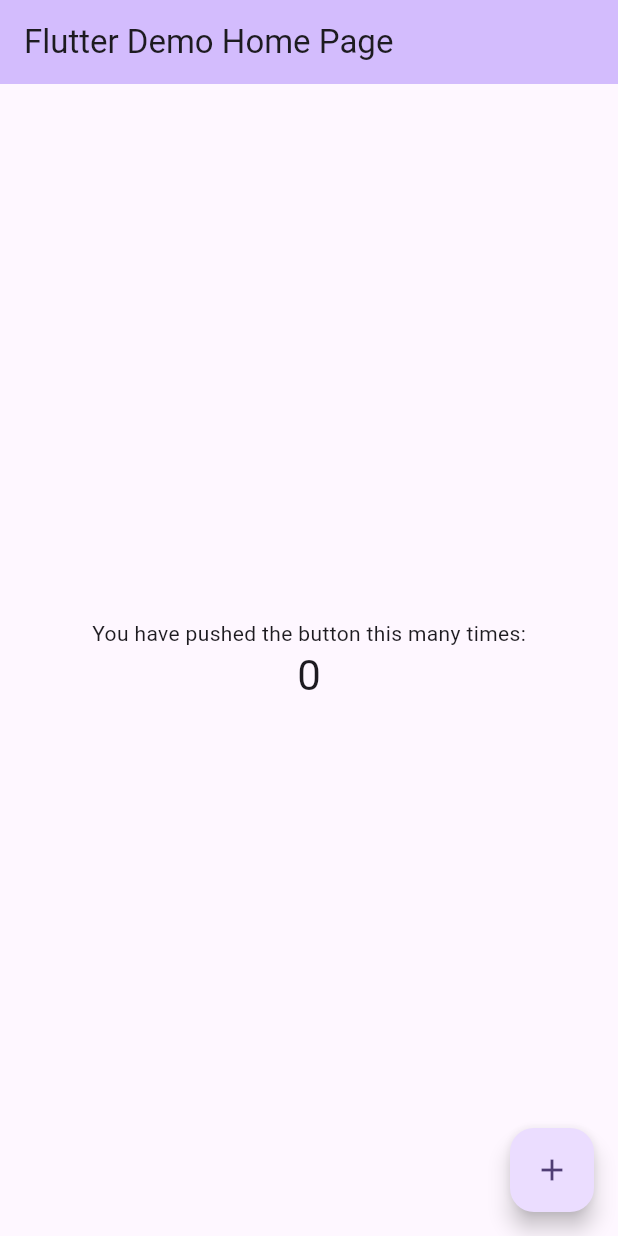
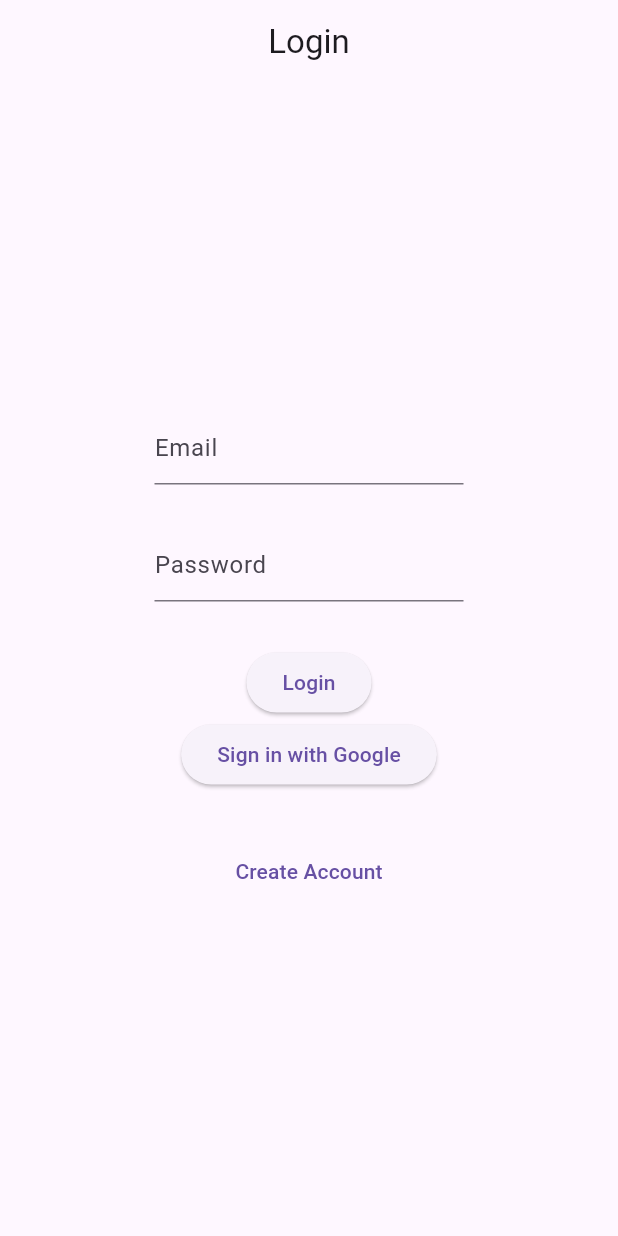
Before and after one commit to Tofu311/tofu_bot, a Flutter app: the screen it shows after launch, on a phone screen of 412 x 824 dp. Run offline on Flutter 3.47's test engine with Material 3 defaults, Android fonts, the phone set to English and light mode, and no system bars; our stand-ins replace cloud_firestore, firebase_auth, firebase_core, google_sign_in; accounts and stored records are empty.

Commit message:
Login/Registration screens added

```diff
--- a/lib/main.dart
+++ b/lib/main.dart
@@ -1,122 +1,23 @@
 import 'package:flutter/material.dart';
+import 'package:firebase_core/firebase_core.dart';
+import 'firebase_options.dart';
+import 'screens/login_screen.dart';
 
-void main() {
-  runApp(const MyApp());
+void main() async {
+  WidgetsFlutterBinding.ensureInitialized();
+  await Firebase.initializeApp(
+    options: DefaultFirebaseOptions.currentPlatform,
+  );
+  runApp(MyApp());
 }
 
 class MyApp extends StatelessWidget {
-  const MyApp({super.key});
-
-  // This widget is the root of your application.
   @override
   Widget build(BuildContext context) {
     return MaterialApp(
-      title: 'Flutter Demo',
-      theme: ThemeData(
-        // This is the theme of your application.
-        //
-        // TRY THIS: Try running your application with "flutter run". You'll see
-        // the application has a purple toolbar. Then, without quitting the app,
-        // try changing the seedColor in the colorScheme below to Colors.green
-        // and then invoke "hot reload" (save your changes or press the "hot
-        // reload" button in a Flutter-supported IDE, or press "r" if you used
-        // the command line to start the app).
-        //
-        // Notice that the counter didn't reset back to zero; the application
-        // state is not lost during the reload. To reset the state, use hot
-        // restart instead.
-        //
-        // This works for code too, not just values: Most code changes can be
-        // tested with just a hot reload.
-        colorScheme: ColorScheme.fromSeed(seedColor: Colors.deepPurple),
-      ),
-      home: const MyHomePage(title: 'Flutter Demo Home Page'),
+      debugShowCheckedModeBanner: false,
+      title: 'Flutter Firebase Auth',
+      home: LoginScreen(),
     );
   }
 }
-
-class MyHomePage extends StatefulWidget {
-  const MyHomePage({super.key, required this.title});
-
-  // This widget is the home page of your application. It is stateful, meaning
-  // that it has a State object (defined below) that contains fields that affect
-  // how it looks.
-
-  // This class is the configuration for the state. It holds the values (in this
-  // case the title) provided by the parent (in this case the App widget) and
-  // used by the build method of the State. Fields in a Widget subclass are
-  // always marked "final".
-
-  final String title;
-
-  @override
-  State<MyHomePage> createState() => _MyHomePageState();
-}
-
-class _MyHomePageState extends State<MyHomePage> {
-  int _counter = 0;
-
-  void _incrementCounter() {
-    setState(() {
-      // This call to setState tells the Flutter framework that something has
-      // changed in this State, which causes it to rerun the build method below
-      // so that the display can reflect the updated values. If we changed
-      // _counter without calling setState(), then the build method would not be
-      // called again, and so nothing would appear to happen.
-      _counter++;
-    });
-  }
-
-  @override
-  Widget build(BuildContext context) {
-    // This method is rerun every time setState is called, for instance as done
-    // by the _incrementCounter method above.
-    //
-    // The Flutter framework has been optimized to make rerunning build methods
-    // fast, so that you can just rebuild anything that needs updating rather
-    // than having to individually change instances of widgets.
-    return Scaffold(
-      appBar: AppBar(
-        // TRY THIS: Try changing the color here to a specific color (to
-        // Colors.amber, perhaps?) and trigger a hot reload to see the AppBar
-        // change color while the other colors stay the same.
-        backgroundColor: Theme.of(context).colorScheme.inversePrimary,
-        // Here we take the value from the MyHomePage object that was created by
-        // the App.build method, and use it to set our appbar title.
-        title: Text(widget.title),
-      ),
-      body: Center(
-        // Center is a layout widget. It takes a single child and positions it
-        // in the middle of the parent.
-        child: Column(
-          // Column is also a layout widget. It takes a list of children and
-          // arranges them vertically. By default, it sizes itself to fit its
-          // children horizontally, and tries to be as tall as its parent.
-          //
-          // Column has various properties to control how it sizes itself and
-          // how it positions its children. Here we use mainAxisAlignment to
-          // center the children vertically; the main axis here is the vertical
-          // axis because Columns are vertical (the cross axis would be
-          // horizontal).
-          //
-          // TRY THIS: Invoke "debug painting" (choose the "Toggle Debug Paint"
-          // action in the IDE, or press "p" in the console), to see the
-          // wireframe for each widget.
-          mainAxisAlignment: MainAxisAlignment.center,
-          children: <Widget>[
-            const Text('You have pushed the button this many times:'),
-            Text(
-              '$_counter',
-              style: Theme.of(context).textTheme.headlineMedium,
-            ),
-          ],
-        ),
-      ),
-      floatingActionButton: FloatingActionButton(
-        onPressed: _incrementCounter,
-        tooltip: 'Increment',
-        child: const Icon(Icons.add),
-      ), // This trailing comma makes auto-formatting nicer for build methods.
-    );
-  }
-}
--- /dev/null
+++ b/lib/screens/login_screen.dart
@@ -0,0 +1,106 @@
+import 'package:firebase_auth/firebase_auth.dart';
+
+import '../services/auth_service.dart';
+import './create_account.dart';
+import 'package:flutter/material.dart';
+
+class LoginScreen extends StatefulWidget {
+  const LoginScreen({Key? key}) : super(key: key);
+
+  @override
+  _LoginScreenState createState() => _LoginScreenState();
+}
+
+class _LoginScreenState extends State<LoginScreen> {
+  final TextEditingController _emailController = TextEditingController();
+  final TextEditingController _passwordController = TextEditingController();
+  @override
+  Widget build(BuildContext context) {
+    return Scaffold(
+      appBar: AppBar(
+        title: const Text('Login'),
+        centerTitle: true,
+      ),
+      body: Center(
+        child: Column(
+          mainAxisAlignment: MainAxisAlignment.center,
+          children: [
+            SizedBox(
+              width: MediaQuery.of(context).size.width / 2,
+              child: TextField(
+                controller: _emailController,
+                decoration: const InputDecoration(hintText: 'Email'),
+              ),
+            ),
+            const SizedBox(
+              height: 30.0,
+            ),
+            SizedBox(
+              width: MediaQuery.of(context).size.width / 2,
+              child: TextField(
+                controller: _passwordController,
+                obscureText: true,
+                decoration: const InputDecoration(
+                  hintText: 'Password',
+                ),
+              ),
+            ),
+            const SizedBox(
+              height: 30.0,
+            ),
+            ElevatedButton(
+              onPressed: () async {
+                final message = await AuthService().loginUserWithEmail(
+                  email: _emailController.text,
+                  password: _passwordController.text,
+                );
+                if (message!.contains('Success')) {
+                  Navigator.of(context).pushReplacement(
+                    // TODO: Change scaffold to home page in the future
+                    MaterialPageRoute(builder: (context) => const Scaffold()));
+                }
+                ScaffoldMessenger.of(context).showSnackBar(
+                  SnackBar(
+                    content: Text(message),
+                  ),
+                );
+              },
+              child: const Text('Login'),
+            ),
+            ElevatedButton(
+              onPressed: () async {
+                try {
+                  final UserCredential userCredential = await AuthService().signInWithGoogle();
+                  if (userCredential.user != null) {
+                    Navigator.of(context).pushReplacement(
+                      // TODO: Replace with Home page later
+                      MaterialPageRoute(builder: (context) => const Scaffold())
+                    );
+                  }
+                } catch (e) {
+                  ScaffoldMessenger.of(context).showSnackBar(
+                    SnackBar(content: Text('Google Sign-In failed: $e')),
+                  );
+                }
+              },
+              child: const Text('Sign in with Google')
+            ),
+            const SizedBox(
+              height: 30.0,
+            ),
+            TextButton(
+              onPressed: () {
+                Navigator.of(context).push(
+                  MaterialPageRoute(
+                    builder: (context) => const CreateAccount(),
+                  ),
+                );
+              },
+              child: const Text('Create Account'),
+            ),
+          ],
+        ),
+      ),
+    );
+  }
+}
--- /dev/null
+++ b/lib/services/auth_service.dart
@@ -0,0 +1,100 @@
+import 'package:firebase_auth/firebase_auth.dart';
+import 'package:cloud_firestore/cloud_firestore.dart';
+import 'package:google_sign_in/google_sign_in.dart';
+
+class AuthService {
+  final FirebaseAuth _auth = FirebaseAuth.instance;
+  final FirebaseFirestore _firestore = FirebaseFirestore.instance;
+  final GoogleSignIn _googleSignIn = GoogleSignIn();
+
+  // Register user with email and password and store in database
+  Future<String?> registerUserWithEmail({required String email, required String password}) async {
+    try {
+      final credential = await FirebaseAuth.instance.createUserWithEmailAndPassword(
+        email: email,
+        password: password,
+      );
+
+      // Store user in Firestore database
+      await _firestore.collection('users').doc(credential.user!.uid).set({
+        'uid': credential.user!.uid,
+        'email': email,
+        'createdAt': DateTime.now(),
+      });
+
+      return 'Success';
+    } on FirebaseAuthException catch (e) {
+      if (e.code == 'weak-password') {
+        return ('The password provided is too weak.');
+      } else if (e.code == 'email-already-in-use') {
+        return ('The account already exists for that email.');
+      } else {
+        return e.message;
+      }
+    } catch (e) {
+      return e.toString();
+    }
+  }
+
+  // User login with email & password
+  Future<String?> loginUserWithEmail({required String email, required String password}) async {
+    try {
+      final credential = await FirebaseAuth.instance.signInWithEmailAndPassword(
+        email: email,
+        password: password
+      );
+      return 'Success';
+    } on FirebaseAuthException catch (e) {
+      if (e.code == 'user-not-found') {
+        return ('No user found for that email.');
+      } else if (e.code == 'wrong-password') {
+        return ('Wrong password provided for that user.');
+      } else {
+        return e.message;
+      }
+    }
+  }
+
+  // Sign in with Google
+  Future<UserCredential> signInWithGoogle() async {
+    // Trigger the authentication flow
+    final GoogleSignInAccount? googleUser = await GoogleSignIn().signIn();
+
+    // Obtain the auth details from the request
+    final GoogleSignInAuthentication? googleAuth = await googleUser?.authentication;
+
+    // Create a new credential
+    final credential = GoogleAuthProvider.credential(
+      accessToken: googleAuth?.accessToken,
+      idToken: googleAuth?.idToken,
+    );
+
+    UserCredential userCredential = await _auth.signInWithCredential(credential);
+    User? user = userCredential.user;
+
+    // Check if user exists in Firestore database already
+    DocumentSnapshot userDoc = await _firestore.collection('users').doc(user!.uid).get();
+    if(!userDoc.exists) {
+      // New user, store user in database
+      await _firestore.collection('users').doc(user.uid).set({
+        'uid': user.uid,
+        'email': user.email,
+        'fullName': user.displayName ?? '',
+        'photoURL': user.photoURL ?? '',
+        'createdAt': DateTime.now(),
+      });
+    }
+
+    return await FirebaseAuth.instance.signInWithCredential(credential);
+  }
+
+  // Logout User
+  Future<void> logoutUser() async {
+    await _auth.signOut();
+    await _googleSignIn.signOut();
+  }
+
+  User? getCurrentUser() {
+    return _auth.currentUser;
+  }
+}
--- a/pubspec.yaml
+++ b/pubspec.yaml
@@ -34,6 +34,10 @@
   # The following adds the Cupertino Icons font to your application.
   # Use with the CupertinoIcons class for iOS style icons.
   cupertino_icons: ^1.0.8
+  firebase_auth: ^5.5.0
+  firebase_core: ^3.12.0
+  cloud_firestore: ^5.6.5
+  google_sign_in: ^6.2.2
 
 dev_dependencies:
   flutter_test:
```
Also changed, not shown: lib/screens/create_account.dart (added, +73 -0 lines), firebase.json (added), lib/firebase_options.dart (added), pubspec.lock, 16 other files.
